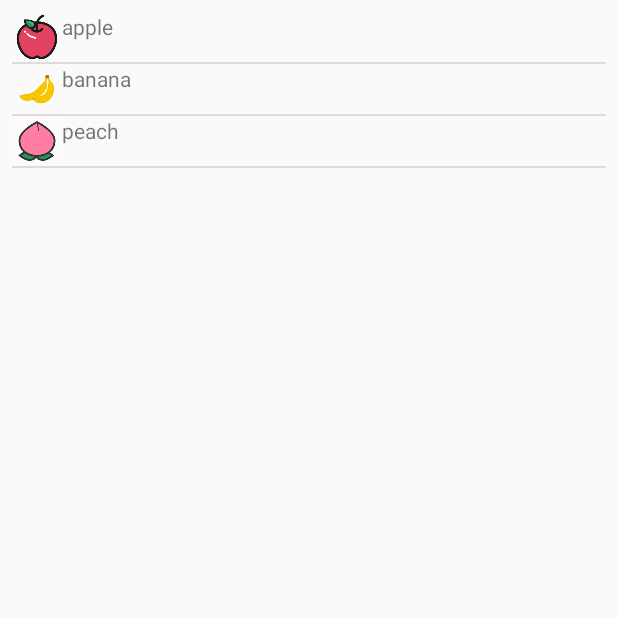
After one commit to zhenhunfan/learn, an Android app: the FruitListViewActivity screen opened directly, with no data from a screen before it, on a phone screen of 412 x 824 dp, the top half of it. The commit adds this screen. Run offline under Robolectric (Android 15) with nearby library versions, the phone set to English and light mode, and no system bars.

Commit message:
添加带图片的ListView

```diff
--- a/android/07.Layout/app/src/main/AndroidManifest.xml
+++ b/android/07.Layout/app/src/main/AndroidManifest.xml
@@ -9,7 +9,10 @@
         android:roundIcon="@mipmap/ic_launcher_round"
         android:supportsRtl="true"
         android:theme="@style/AppTheme">
-        <activity android:name=".DrawLayoutActivity"></activity>
+        <activity android:name=".listview.FruitListViewActivity"></activity>
+        <activity android:name=".listview.MainListViewActivity" />
+        <activity android:name=".listview.ListViewActivity" />
+        <activity android:name=".DrawLayoutActivity" />
         <activity android:name=".MainActivity">
             <intent-filter>
                 <action android:name="android.intent.action.MAIN" />
--- a/android/07.Layout/app/src/main/java/com/zhenhunfan/layout/DrawLayoutActivity.java
+++ b/android/07.Layout/app/src/main/java/com/zhenhunfan/layout/DrawLayoutActivity.java
@@ -8,7 +8,6 @@ import androidx.drawerlayout.widget.DrawerLayout;
 
 import android.os.Bundle;
 import android.view.MenuItem;
-import android.widget.Toast;
 
 import com.google.android.material.navigation.NavigationView;
 
--- /dev/null
+++ b/android/07.Layout/app/src/main/java/com/zhenhunfan/layout/listview/Fruit.java
@@ -0,0 +1,19 @@
+package com.zhenhunfan.layout.listview;
+
+public class Fruit {
+    private String name;
+    private int imageId;
+
+    public Fruit(String name, int imageId) {
+        this.name = name;
+        this.imageId = imageId;
+    }
+
+    public String getName() {
+        return name;
+    }
+
+    public int getImageId() {
+        return imageId;
+    }
+}
--- /dev/null
+++ b/android/07.Layout/app/src/main/java/com/zhenhunfan/layout/listview/FruitAdapter.java
@@ -0,0 +1,46 @@
+package com.zhenhunfan.layout.listview;
+
+import android.content.Context;
+import android.graphics.Canvas;
+import android.graphics.ColorFilter;
+import android.graphics.drawable.Drawable;
+import android.view.LayoutInflater;
+import android.view.View;
+import android.view.ViewGroup;
+import android.widget.ArrayAdapter;
+import android.widget.ImageView;
+import android.widget.TextView;
+
+import com.zhenhunfan.layout.R;
+
+import java.util.List;
+
+import androidx.annotation.NonNull;
+import androidx.annotation.Nullable;
+
+public class FruitAdapter extends ArrayAdapter<Fruit> {
+
+    private int resourceId;
+    private Context context;
+
+    public FruitAdapter(Context context, int resourceId, List<Fruit> fruitList){
+        super(context,resourceId,fruitList);
+        this.resourceId = resourceId;
+        this.context = context;
+    }
+
+    @NonNull
+    @Override
+    public View getView(int position, @Nullable View convertView, @NonNull ViewGroup parent) {
+        Fruit fruit = getItem(position);
+        View view = LayoutInflater.from(getContext()).inflate(resourceId,parent,false);
+        //ImageView ivFruit = view.findViewById(R.id.fruit_image);
+        TextView tvFruit = view.findViewById(R.id.fruit_name);
+        //ivFruit.setImageResource(fruit.getImageId());
+        tvFruit.setText(fruit.getName());
+        Drawable  dra = context.getDrawable(fruit.getImageId()) ;
+        dra.setBounds(0, 0, 50, 50);
+        tvFruit.setCompoundDrawables(dra,null,null,null);
+        return view;
+    }
+}
--- /dev/null
+++ b/android/07.Layout/app/src/main/java/com/zhenhunfan/layout/listview/FruitListViewActivity.java
@@ -0,0 +1,32 @@
+package com.zhenhunfan.layout.listview;
+
+import androidx.appcompat.app.AppCompatActivity;
+
+import android.os.Bundle;
+import android.widget.ListView;
+
+import com.zhenhunfan.layout.R;
+
+import java.util.ArrayList;
+
+public class FruitListViewActivity extends AppCompatActivity {
+    private ListView listView;
+    private ArrayList<Fruit> fruits = new ArrayList<Fruit>();
+
+    @Override
+    protected void onCreate(Bundle savedInstanceState) {
+        super.onCreate(savedInstanceState);
+        setContentView(R.layout.activity_fruit_list_view);
+        initView();
+    }
+
+    public void initView(){
+        listView = findViewById(R.id.lv_fruit_list_view);
+        fruits.add(new Fruit("apple",R.drawable.apple));
+        fruits.add(new Fruit("banana",R.drawable.banana));
+        fruits.add(new Fruit("peach",R.drawable.peach));
+
+        FruitAdapter fruitAdapter = new FruitAdapter(FruitListViewActivity.this,R.layout.fruit_item,fruits);
+        listView.setAdapter(fruitAdapter);
+    }
+}
--- /dev/null
+++ b/android/07.Layout/app/src/main/res/layout/activity_fruit_list_view.xml
@@ -0,0 +1,18 @@
+<?xml version="1.0" encoding="utf-8"?>
+<androidx.constraintlayout.widget.ConstraintLayout xmlns:android="http://schemas.android.com/apk/res/android"
+    xmlns:app="http://schemas.android.com/apk/res-auto"
+    xmlns:tools="http://schemas.android.com/tools"
+    android:layout_width="match_parent"
+    android:layout_height="match_parent"
+    tools:context=".listview.FruitListViewActivity">
+
+    <ListView
+        android:id="@+id/lv_fruit_list_view"
+        android:layout_width="0dp"
+        android:layout_height="0dp"
+        app:layout_constraintBottom_toBottomOf="parent"
+        app:layout_constraintEnd_toEndOf="parent"
+        app:layout_constraintStart_toStartOf="parent"
+        app:layout_constraintTop_toTopOf="parent"
+        android:layout_margin="8dp"/>
+</androidx.constraintlayout.widget.ConstraintLayout>
--- a/android/07.Layout/app/src/main/res/layout/activity_main.xml
+++ b/android/07.Layout/app/src/main/res/layout/activity_main.xml
@@ -48,4 +48,10 @@
         android:layout_height="wrap_content"
         android:text="打开侧滑布局"
         android:onClick="openDraw"/>
+
+    <Button
+        android:layout_width="match_parent"
+        android:layout_height="wrap_content"
+        android:text="打开ListView"
+        android:onClick="openListView"/>
 </LinearLayout>
--- /dev/null
+++ b/android/07.Layout/app/src/main/res/layout/fruit_item.xml
@@ -0,0 +1,7 @@
+<?xml version="1.0" encoding="utf-8"?>
+<TextView xmlns:android="http://schemas.android.com/apk/res/android"
+    android:id="@+id/fruit_name"
+    android:layout_width="wrap_content"
+    android:layout_height="wrap_content"
+    android:layout_gravity="center_vertical"
+    android:layout_marginLeft="10dp" />
```
Also changed, not shown: android/07.Layout/app/src/main/java/com/zhenhunfan/layout/MainActivity.java (+12 -0 lines), android/07.Layout/app/src/main/java/com/zhenhunfan/layout/listview/ListViewActivity.java (added, +27 -0 lines), android/07.Layout/app/src/main/java/com/zhenhunfan/layout/listview/MainListViewActivity.java (added, +37 -0 lines), android/07.Layout/app/src/main/res/layout/activity_list_view.xml (added, +18 -0 lines), android/07.Layout/app/src/main/res/layout/activity_main_list_view.xml (added, +20 -0 lines), android/07.Layout/app/src/main/res/drawable/apple.png (added), android/07.Layout/app/src/main/res/drawable/banana.png (added), android/07.Layout/app/src/main/res/drawable/peach.png (added).
